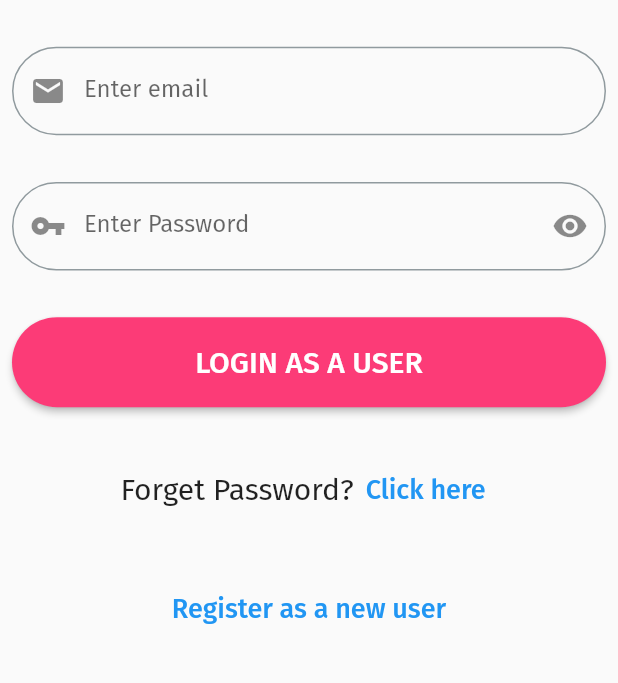
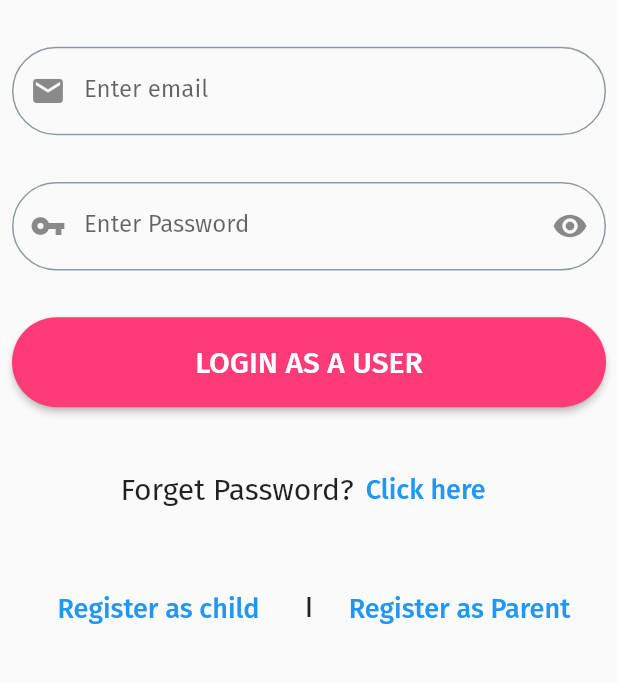
Before and after one commit to SeAliijaz/women_safety_app, a Flutter app: the screen it shows after launch, on a phone screen of 412 x 824 dp, the part 483-1166 px from its top. Run offline on Flutter 3.47's test engine with Material 2 defaults, Android fonts, the phone set to English and light mode, and no system bars; our stand-ins replace carousel_slider, fluttertoast, google_fonts, webview_flutter; missing offline and left inert: flutter_phone_direct_caller.

Commit message:
child/parent/forget_pass Screens UI/ Validations

```diff
--- a/lib/Module-Widgets/live_safe_widget.dart
+++ b/lib/Module-Widgets/live_safe_widget.dart
@@ -8,6 +8,8 @@ import 'package:women_safety_app/Widgets/LiveSafe_Widget/police_station_location
 
 class LiveSafeWidget extends StatelessWidget {
   const LiveSafeWidget({Key? key}) : super(key: key);
+
+  ///Open Map function
   static Future<void> openMap(String location) async {
     String googleUrl = 'https://www.google.com/maps/search/$location';
     final Uri link = Uri.parse(googleUrl);
--- a/lib/Screens/Credientals-Screens/login_screen.dart
+++ b/lib/Screens/Credientals-Screens/Child-Module/child_login_screen.dart
@@ -1,16 +1,20 @@
 import 'package:flutter/material.dart';
+import 'package:women_safety_app/Screens/Credientals-Screens/Child-Module/register_child_user.dart';
+import 'package:women_safety_app/Screens/Credientals-Screens/Forget-Pass_Module/forget_password_screen.dart';
+import 'package:women_safety_app/Screens/Credientals-Screens/Parent-Module/register_parent_user.dart';
+import 'package:women_safety_app/Utils/constants.dart';
 import 'package:women_safety_app/Widgets/Custom-Buttons/primary_button.dart';
 import 'package:women_safety_app/Widgets/Custom-Buttons/secondary_button.dart';
 import 'package:women_safety_app/Widgets/Custom-Widgets/text_form_field.dart';
 
-class LogInScreen extends StatefulWidget {
-  const LogInScreen({Key? key}) : super(key: key);
+class ChildLogInScreen extends StatefulWidget {
+  const ChildLogInScreen({Key? key}) : super(key: key);
 
   @override
-  State<LogInScreen> createState() => _LogInScreenState();
+  State<ChildLogInScreen> createState() => _ChildLogInScreenState();
 }
 
-class _LogInScreenState extends State<LogInScreen> {
+class _ChildLogInScreenState extends State<ChildLogInScreen> {
   bool isPasswordShown = false;
   final formKey = GlobalKey<FormState>();
   final formData = Map<String, Object>();
@@ -47,16 +51,18 @@ class _LogInScreenState extends State<LogInScreen> {
                           color: Color(0xfffc3b77),
                         ),
                       ),
-                      Image.asset(
-                        "assets/logo.png",
-                        scale: 3,
+                      Center(
+                        child: Image.asset(
+                          "assets/logo.png",
+                          scale: 3,
+                        ),
                       ),
                       CustomTextField(
-                        hintText: "Enter email",
+                        labelText: "Enter email",
                         textInputAction: TextInputAction.next,
-                        keyboardtype: TextInputType.emailAddress,
-                        prefix: Icon(Icons.email),
-                        onsave: (email) {
+                        keyboardType: TextInputType.emailAddress,
+                        prefixIcon: Icon(Icons.email),
+                        onSave: (email) {
                           formData["email"] = email ?? "";
                         },
                         validator: (email) {
@@ -70,26 +76,26 @@ class _LogInScreenState extends State<LogInScreen> {
                         },
                       ),
                       CustomTextField(
-                        hintText: "Enter Password",
+                        labelText: "Enter Password",
                         isPassword: isPasswordShown,
-                        onsave: (password) {
+                        onSave: (password) {
                           formData["password"] = password ?? "";
                         },
                         validator: (password) {
                           if (password!.isEmpty || password.length < 7) {
-                            return "Incorrect Pa ssword";
+                            return "Incorrect Password";
                           } else {
                             return null;
                           }
                         },
-                        prefix: Icon(Icons.vpn_key),
-                        suffix: IconButton(
+                        prefixIcon: Icon(Icons.vpn_key),
+                        suffixIcon: IconButton(
                           onPressed: () {
                             setState(() {
                               isPasswordShown = !isPasswordShown;
                             });
                           },
-                          icon: isPasswordShown
+                          icon: isPasswordShown == true
                               ? Icon(Icons.visibility_off)
                               : Icon(Icons.visibility),
                         ),
@@ -111,13 +117,35 @@ class _LogInScreenState extends State<LogInScreen> {
                           ),
                           SecondaryButton(
                             title: "Click here",
-                            onPressed: () {},
+                            onPressed: () {
+                              goTo(context, ForgetPassowrdScreen());
+                            },
                           ),
                         ],
                       ),
-                      SecondaryButton(
-                        title: "Register as a new user",
-                        onPressed: () {},
+                      Row(
+                        children: [
+                          Expanded(
+                            child: SecondaryButton(
+                              title: "Register as child",
+                              onPressed: () {
+                                goTo(context, RegisterChildUser());
+                              },
+                            ),
+                          ),
+                          Text(
+                            "|",
+                            style: TextStyle(fontWeight: FontWeight.bold),
+                          ),
+                          Expanded(
+                            child: SecondaryButton(
+                              title: "Register as Parent",
+                              onPressed: () {
+                                goTo(context, RegisterParentUser());
+                              },
+                            ),
+                          ),
+                        ],
                       ),
                     ],
                   ),
--- a/lib/Screens/Home-Screen/home_screen.dart
+++ b/lib/Screens/Home-Screen/home_screen.dart
@@ -68,10 +68,10 @@ class _HomeScreenState extends State<HomeScreen> {
                     ),
 
                     ///Emergency Card Widgetsy
-                    const EmergencyCardWidget(),
+                    EmergencyCardWidget(),
 
                     ///Explore Live Safe Widget Text
-                    const Padding(
+                    Padding(
                       padding:
                           EdgeInsets.symmetric(horizontal: 10, vertical: 10),
                       child: Text(
--- a/lib/Utils/constants.dart
+++ b/lib/Utils/constants.dart
@@ -1,8 +1,10 @@
 import 'package:flutter/material.dart';
 import 'package:fluttertoast/fluttertoast.dart';
 
+///Primary Color
 Color primaryColor = const Color(0xfffc3b77);
 
+///Custom Navigator
 void goTo(BuildContext context, Widget nextScreen) {
   Navigator.push(
       context,
@@ -11,6 +13,7 @@ void goTo(BuildContext context, Widget nextScreen) {
       ));
 }
 
+///Custom DialougeBox
 dialogueBox(BuildContext context, String text) {
   showDialog(
     context: context,
@@ -20,6 +23,7 @@ dialogueBox(BuildContext context, String text) {
   );
 }
 
+///Custom ProgressIndicator
 Widget progressIndicator(BuildContext context) {
   return Center(
       child: CircularProgressIndicator(
@@ -29,6 +33,7 @@ Widget progressIndicator(BuildContext context) {
   ));
 }
 
+///Web view Links
 String webViewURL0 =
     "https://gulfnews.com/world/asia/pakistan/womens-day-10-pakistani-women-inspiring-the-country-1.77696239";
 String webViewURL1 =
@@ -38,6 +43,7 @@ String webViewURL2 =
 String webViewURL3 =
     "https://www.healthline.com/health/womens-health/self-defense-tips-escape";
 
+///FlutterToast
 void showMessage(String msg) {
   Fluttertoast.showToast(msg: msg);
 }
--- a/lib/Widgets/Custom-Widgets/text_form_field.dart
+++ b/lib/Widgets/Custom-Widgets/text_form_field.dart
@@ -1,19 +1,19 @@
 import 'package:flutter/material.dart';
 
 class CustomTextField extends StatelessWidget {
-  final String? hintText;
+  final String? labelText;
   final TextEditingController? controller;
   final String? Function(String?)? validator;
-  final Function(String?)? onsave;
+  final Function(String?)? onSave;
   final int? maxLines;
   final bool isPassword;
   final bool enable;
   final bool? check;
-  final TextInputType? keyboardtype;
+  final TextInputType? keyboardType;
   final TextInputAction? textInputAction;
   final FocusNode? focusNode;
-  final Widget? prefix;
-  final Widget? suffix;
+  final Widget? prefixIcon;
+  final Widget? suffixIcon;
 
   const CustomTextField(
       {super.key,
@@ -21,13 +21,13 @@ class CustomTextField extends StatelessWidget {
       this.check,
       this.enable = true,
       this.focusNode,
-      this.hintText,
+      this.labelText,
       this.isPassword = false,
-      this.keyboardtype,
+      this.keyboardType,
       this.maxLines,
-      this.onsave,
-      this.prefix,
-      this.suffix,
+      this.onSave,
+      this.prefixIcon,
+      this.suffixIcon,
       this.textInputAction,
       this.validator});
 
@@ -36,17 +36,17 @@ class CustomTextField extends StatelessWidget {
     return TextFormField(
       enabled: enable == true ? true : enable,
       maxLines: maxLines == null ? 1 : maxLines,
-      onSaved: onsave,
+      onSaved: onSave,
       focusNode: focusNode,
       textInputAction: textInputAction,
-      keyboardType: keyboardtype == null ? TextInputType.name : keyboardtype,
+      keyboardType: keyboardType == null ? TextInputType.name : keyboardType,
       controller: controller,
       validator: validator,
       obscureText: isPassword == false ? false : isPassword,
       decoration: InputDecoration(
-        prefixIcon: prefix,
-        suffixIcon: suffix,
-        labelText: hintText ?? "hint text..",
+        prefixIcon: prefixIcon,
+        suffixIcon: suffixIcon,
+        labelText: labelText ?? "Label Text..",
         focusedBorder: OutlineInputBorder(
           borderRadius: BorderRadius.circular(30),
           borderSide: BorderSide(
--- a/lib/Widgets/Location-Bottom_Sheet/location_bottom_sheet.dart
+++ b/lib/Widgets/Location-Bottom_Sheet/location_bottom_sheet.dart
@@ -3,7 +3,7 @@ import 'package:flutter/material.dart';
 class LocationBottomSheet extends StatelessWidget {
   const LocationBottomSheet({super.key});
 
-  showModelSafeHome(BuildContext context) {
+  showLocationBottomSheet(BuildContext context) {
     showModalBottomSheet(
       context: context,
       builder: (context) {
@@ -23,7 +23,7 @@ class LocationBottomSheet extends StatelessWidget {
   @override
   Widget build(BuildContext context) {
     return InkWell(
-      onTap: () => showModelSafeHome(context),
+      onTap: () => showLocationBottomSheet(context),
       child: Card(
         elevation: 5,
         shape: RoundedRectangleBorder(
--- a/lib/main.dart
+++ b/lib/main.dart
@@ -1,6 +1,7 @@
 import 'package:flutter/material.dart';
 import 'package:google_fonts/google_fonts.dart';
-import 'package:women_safety_app/Screens/Credientals-Screens/login_screen.dart';
+import 'package:women_safety_app/Screens/Credientals-Screens/Child-Module/child_login_screen.dart';
+import 'package:women_safety_app/Screens/Home-Screen/home_screen.dart';
 
 void main() {
   runApp(const MyApp());
@@ -25,7 +26,7 @@ class MyApp extends StatelessWidget {
           Theme.of(context).textTheme,
         ),
       ),
-      home: LogInScreen(),
+      home: ChildLogInScreen(),
     );
   }
 }
```
Also changed, not shown: lib/Screens/Credientals-Screens/Child-Module/register_child_user.dart (added, +213 -0 lines), lib/Screens/Credientals-Screens/Forget-Pass_Module/forget_password_screen.dart (added, +29 -0 lines), lib/Screens/Credientals-Screens/Parent-Module/register_parent_user.dart (added, +213 -0 lines), lib/Widgets/Custom-Widgets/carousel_slider_widget.dart (+4 -12 lines).
